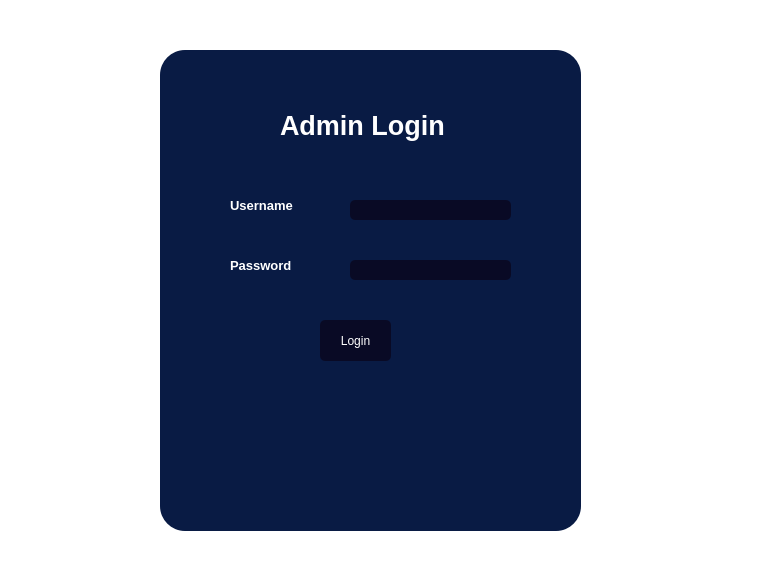
Blademind/exTor, file Admin/mygui.ui: the form before one commit.
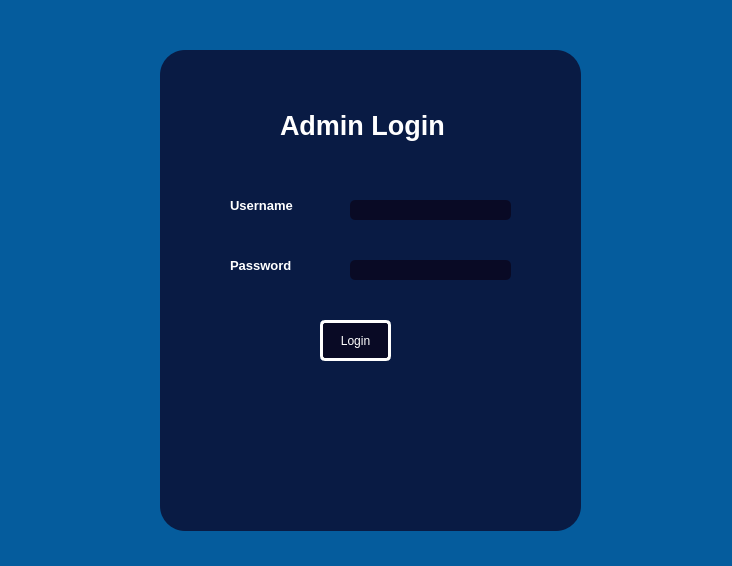
The form after the commit.

```diff
--- a/Admin/mygui.ui
+++ b/Admin/mygui.ui
@@ -6,10 +6,22 @@
    <rect>
     <x>0</x>
     <y>0</y>
-    <width>770</width>
-    <height>586</height>
+    <width>732</width>
+    <height>566</height>
    </rect>
   </property>
+  <property name="minimumSize">
+   <size>
+    <width>732</width>
+    <height>566</height>
+   </size>
+  </property>
+  <property name="maximumSize">
+   <size>
+    <width>732</width>
+    <height>566</height>
+   </size>
+  </property>
   <property name="windowTitle">
    <string>MainWindow</string>
   </property>
@@ -23,7 +35,7 @@
 color: #fff;
 }
 #centralwidget{
-background-color:
+background-color:#055C9D
 }
 #widget{
 background-color: rgb(9,27,68);
@@ -38,8 +50,16 @@
 background-color: rgb(9,10,37);
 padding: 10px 5px;
 border-radius: 5px;
+border: 3px solid white;
+}
+QPushButton:pressed{
+border:0px;
+
 }</string>
   </property>
+  <property name="tabShape">
+   <enum>QTabWidget::Triangular</enum>
+  </property>
   <widget class="QWidget" name="centralwidget">
    <widget class="QWidget" name="widget" native="true">
     <property name="geometry">
```
Left out of the diff: 11 changed lines with no effect on the pictures.
